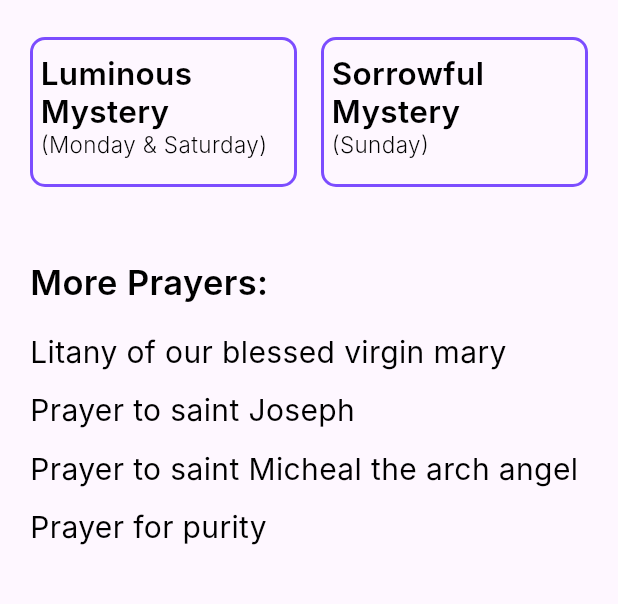
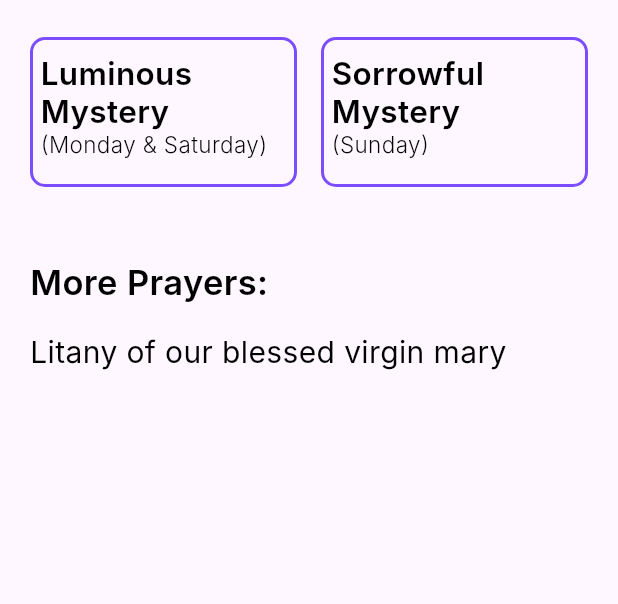
Before and after one commit to chisom0x/Sanctify, a Flutter app: the screen it shows after launch, on a phone screen of 412 x 824 dp, the part 485-1089 px from its top. Run offline on Flutter 3.47's test engine with Material 3 defaults, Android fonts, the phone set to English and light mode, and no system bars; Roboto replaces fonts that are missing (Inter).

Commit message:
modified:   lib/home_screen.dart 	new file:   lib/litany_screen.dart

```diff
--- a/lib/home_screen.dart
+++ b/lib/home_screen.dart
@@ -5,6 +5,7 @@ import 'package:flutter/material.dart';
 import 'package:intl/intl.dart';
 import 'package:intl/date_symbol_data_file.dart';
 import 'package:rosary_app/custom_widgets.dart';
+import 'package:rosary_app/litany_screen.dart';
 
 import 'dart:io';
 
@@ -60,11 +61,11 @@ class _MyHomePageState extends State<MyHomePage> {
               children: [
                 prayer(title: 'Litany of our blessed virgin mary'),
                 divider(),
-                prayer(title: 'Prayer to saint Joseph'),
-                divider(),
-                prayer(title: 'Prayer to saint Micheal the arch angel'),
-                divider(),
-                prayer(title: 'Prayer for purity')
+                // prayer(title: 'Prayer to saint Joseph'),
+                // divider(),
+                // prayer(title: 'Prayer to saint Micheal the arch angel'),
+                // divider(),
+                // prayer(title: 'Prayer for purity')
               ],
             ),
           )
@@ -81,7 +82,14 @@ class prayer extends StatelessWidget {
 
   @override
   Widget build(BuildContext context) {
-    return Text(
+    return GestureDetector(
+      onTap: () {
+        Navigator.push(
+          context,
+          MaterialPageRoute(builder: (context) => Litany()),
+        );
+      },
+      child: Text(
         "$title",
         style: TextStyle(
           color: Colors.black,
@@ -90,6 +98,7 @@ class prayer extends StatelessWidget {
           fontWeight: FontWeight.w400,
           height: 0,
         ),
+      ),
     );
   }
 }
```
Also changed, not shown: lib/litany_screen.dart (added, +68 -0 lines). Lines whose indentation alone changed are shown as unchanged.
